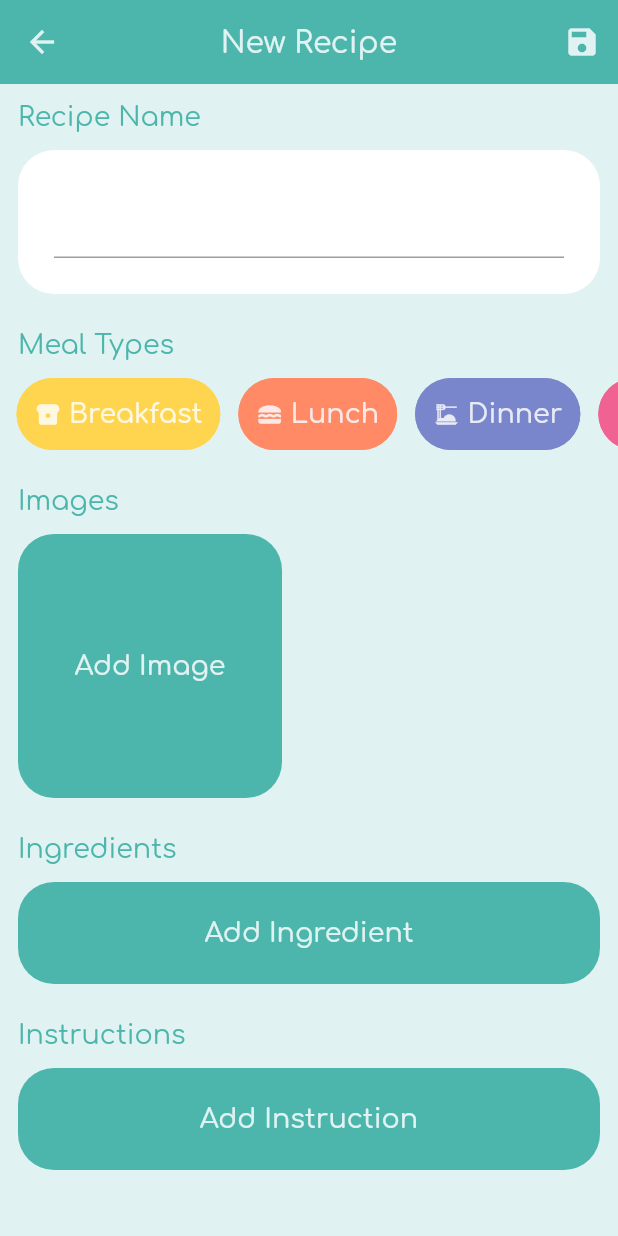
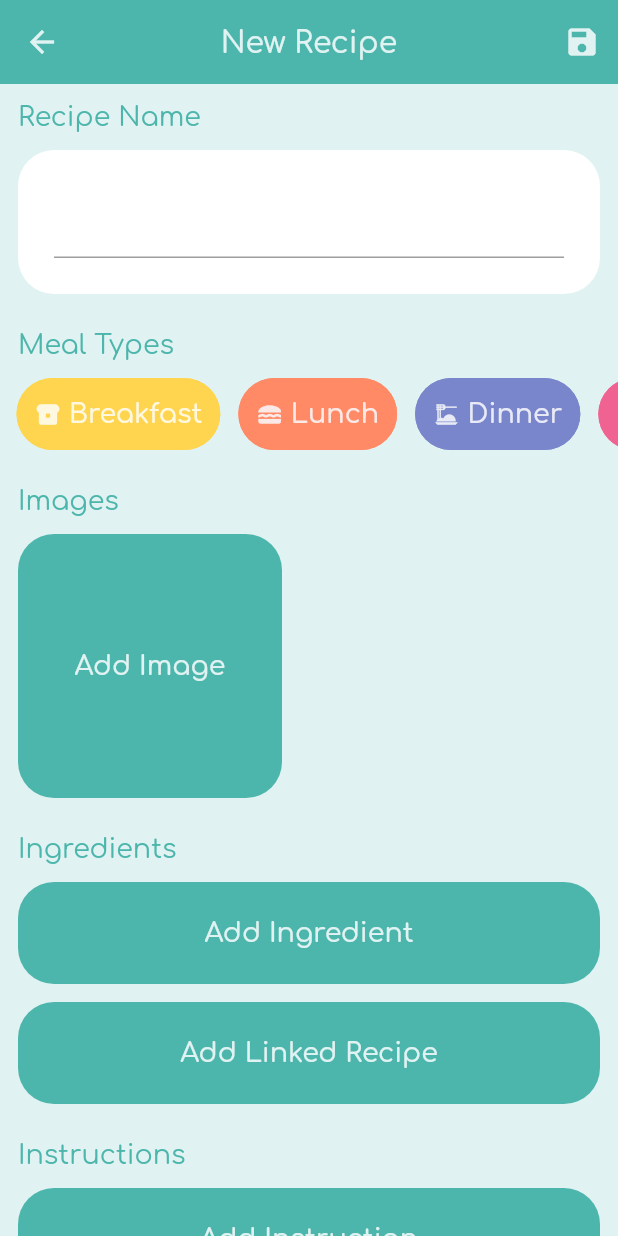
Before and after one commit to PScottZero/flutter-cookbook, a Flutter app: the screen it shows after launch, after a tap on "Add Recipe", on a phone screen of 412 x 824 dp. Run offline on Flutter 3.47's test engine with Material 2 defaults, Android fonts, the phone set to English and light mode, and no system bars; drawn by our look-alikes of reorderables; our stand-ins replace carousel_slider, google_fonts, image_picker, permission_handler, shared_preferences.

Commit message:
added link recipe functionality

```diff
--- a/lib/components/custom_text_field.dart
+++ b/lib/components/custom_text_field.dart
@@ -15,7 +15,7 @@ class CustomTextField extends StatefulWidget {
     required this.onChanged,
     this.label,
     this.maxLines = 1,
-    this.capitalization = TextCapitalization.sentences,
+    this.capitalization = TextCapitalization.words,
   }) : super(key: key);
 
   @override
--- /dev/null
+++ b/lib/components/edit_linked_recipe.dart
@@ -0,0 +1,41 @@
+import 'package:cookbook/model/app_model.dart';
+import 'package:flutter/material.dart';
+import 'package:provider/provider.dart';
+
+import '../model/ingredient.dart';
+import '../model/recipe.dart';
+import 'rounded_container.dart';
+
+class EditLinkedRecipe extends StatelessWidget {
+  final Ingredient ingredient;
+
+  const EditLinkedRecipe({
+    Key? key,
+    required this.ingredient,
+  }) : super(key: key);
+
+  @override
+  Widget build(BuildContext context) {
+    return Consumer<AppModel>(
+      builder: (context, model, child) => RoundedContainer(
+        child: DropdownButtonFormField<Recipe>(
+          value: ingredient.recipeId != ''
+              ? model.recipes
+                  .where((recipe) => ingredient.recipeId == recipe.id)
+                  .first
+              : null,
+          decoration: const InputDecoration(labelText: 'Linked Recipe'),
+          onChanged: (recipe) => ingredient.recipeId = recipe?.id,
+          items: model.recipes
+              .map(
+                (recipe) => DropdownMenuItem(
+                  value: recipe,
+                  child: Text(recipe.name),
+                ),
+              )
+              .toList(),
+        ),
+      ),
+    );
+  }
+}
--- a/lib/components/image_carousel.dart
+++ b/lib/components/image_carousel.dart
@@ -28,6 +28,7 @@ class ImageCarousel extends StatelessWidget {
                   image: DecorationImage(
                     image: Image.memory(base64Decode(images[index])).image,
                     fit: BoxFit.cover,
+                    filterQuality: FilterQuality.medium,
                   ),
                 ),
               ),
--- a/lib/components/rounded_container.dart
+++ b/lib/components/rounded_container.dart
@@ -4,22 +4,26 @@ import '../constants/view_constants.dart';
 
 class RoundedContainer extends StatelessWidget {
   final Widget child;
+  final bool padding;
   final bool margin;
 
   const RoundedContainer({
     Key? key,
     required this.child,
+    this.padding = true,
     this.margin = false,
   }) : super(key: key);
 
   @override
   Widget build(BuildContext context) {
     return Container(
-      padding: const EdgeInsets.all(ViewConstants.largePadding),
+      padding:
+          padding ? const EdgeInsets.all(ViewConstants.largePadding) : null,
       margin: margin
           ? const EdgeInsets.all(ViewConstants.smallPadding)
           : const EdgeInsets.only(bottom: ViewConstants.smallPadding),
       width: MediaQuery.of(context).size.width - ViewConstants.smallPadding * 2,
+      clipBehavior: Clip.antiAlias,
       decoration: BoxDecoration(
         borderRadius: BorderRadius.circular(
           ViewConstants.largeBorderRadius,
--- a/lib/model/app_model.dart
+++ b/lib/model/app_model.dart
@@ -54,8 +54,8 @@ class AppModel extends ChangeNotifier {
   Color get accentColor => theme[50]!;
 
   AppModel() {
-    // loadTestRecipes();
-    loadRecipes();
+    loadTestRecipes();
+    // loadRecipes();
     loadTheme();
   }
 
@@ -79,14 +79,14 @@ class AppModel extends ChangeNotifier {
   List<Recipe> recipesByMealType(MealType mealType) =>
       recipes.where((recipe) => recipe.mealTypes.contains(mealType)).toList();
 
+  bool mealTypeIsSelected(MealType mealType) => filters.contains(mealType);
+
   void toggleMealTypeFilter(MealType mealType) {
     mealTypeIsSelected(mealType)
         ? filters.remove(mealType)
         : filters.add(mealType);
     notifyListeners();
   }
-
-  bool mealTypeIsSelected(MealType mealType) => filters.contains(mealType);
 
   Future<void> saveRecipe(Recipe recipe) async {
     var index =
--- a/lib/model/ingredient.dart
+++ b/lib/model/ingredient.dart
@@ -11,15 +11,24 @@ class Ingredient {
   String amount;
   Unit unit;
   String customUnit;
+  String? recipeId;
 
   Ingredient({
     required this.name,
     required this.amount,
     this.unit = Unit.none,
     this.customUnit = '',
+    this.recipeId,
   });
 
   Ingredient.empty() : this(name: '', amount: '');
+
+  Ingredient.linkedRecipe()
+      : this(
+          name: '',
+          amount: '',
+          recipeId: '',
+        );
 
   Ingredient clone() => Ingredient(
         name: name,
--- a/lib/model/recipe.dart
+++ b/lib/model/recipe.dart
@@ -52,6 +52,8 @@ class Recipe {
 
   void addInstruction() => instructions.add(Instruction());
 
+  void addLinkedRecipe() => ingredients.add(Ingredient.linkedRecipe());
+
   void deleteIngredient(Ingredient ingredient) =>
       ingredients.remove(ingredient);
 
--- a/lib/views/edit_recipe_view.dart
+++ b/lib/views/edit_recipe_view.dart
@@ -1,4 +1,5 @@
 import 'package:cookbook/components/custom_text_field.dart';
+import 'package:cookbook/components/edit_linked_recipe.dart';
 import 'package:cookbook/components/meal_types.dart';
 import 'package:cookbook/components/rounded_container.dart';
 import 'package:cookbook/constants/view_constants.dart';
@@ -9,8 +10,8 @@ import 'package:reorderables/reorderables.dart';
 import '../components/custom_scaffold.dart';
 import '../components/header.dart';
 import '../components/image_picker.dart';
-import '../components/ingredient_editor.dart';
-import '../components/instruction_editor.dart';
+import '../components/edit_ingredient.dart';
+import '../components/edit_instruction.dart';
 import '../components/rounded_button.dart';
 import '../model/app_model.dart';
 import '../model/recipe.dart';
@@ -74,7 +75,6 @@ class _EditRecipeViewState extends State<EditRecipeView> {
               margin: true,
               child: CustomTextField(
                 text: _recipe.name,
-                capitalization: TextCapitalization.words,
                 onChanged: (name) => _recipe.name = name,
               ),
             ),
@@ -125,7 +125,12 @@ class _EditRecipeViewState extends State<EditRecipeView> {
               ),
               children: <Widget>[
                 for (int index = 0; index < _recipe.ingredients.length; index++)
-                  IngredientEditor(
+                  _recipe.ingredients[index].recipeId != null
+                      ? EditLinkedRecipe(
+                          key: ValueKey(index),
+                          ingredient: _recipe.ingredients[index],
+                        )
+                      : EditIngredient(
                           key: ValueKey(index),
                           ingredient: _recipe.ingredients[index],
                           color: model.theme,
@@ -143,6 +148,12 @@ class _EditRecipeViewState extends State<EditRecipeView> {
               padding: true,
               onPressed: () => setState(() => _recipe.addIngredient()),
             ),
+            RoundedButton(
+              text: 'Add Linked Recipe',
+              color: model.theme,
+              padding: true,
+              onPressed: () => setState(() => _recipe.addLinkedRecipe()),
+            ),
             ReorderableColumn(
               header: Header(
                 text: 'Instructions',
@@ -158,7 +169,7 @@ class _EditRecipeViewState extends State<EditRecipeView> {
                 for (int index = 0;
                     index < _recipe.instructions.length;
                     index++)
-                  InstructionEditor(
+                  EditInstruction(
                     key: ValueKey(index),
                     instruction: _recipe.instructions[index],
                     color: model.theme,
```
Also changed, not shown: lib/components/edit_ingredient.dart (renamed from lib/components/ingredient_editor.dart, +4 -4 lines), lib/components/edit_instruction.dart (renamed from lib/components/instruction_editor.dart, +5 -4 lines), lib/components/linked_recipe.dart (added, +73 -0 lines), lib/views/recipe_view.dart (+7 -1 lines), lib/model/ingredient.g.dart, lib/model/recipe.g.dart, 1 other file. Lines whose indentation alone changed are shown as unchanged.
